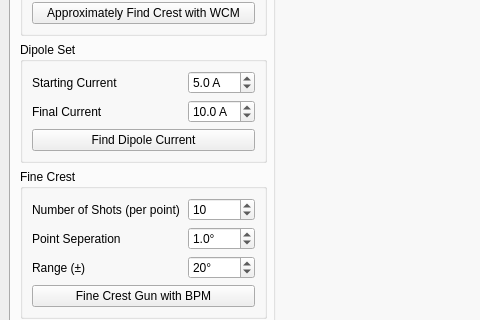
VELA-CLARA-software/Software, file Apps/AutoPhaseCalibv2/view.ui: the form before one commit; both pictures show x 0 to 480 and y 375 to 695 of the 1040 by 960 pixel window.
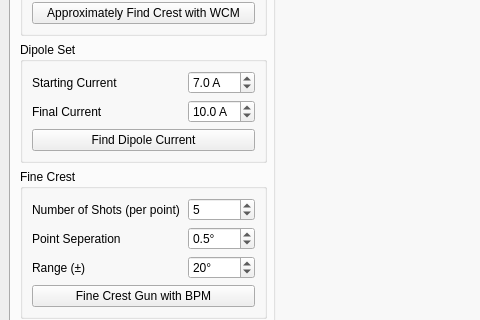
The form after the commit. Icons and pictures are not drawn.

What changed in the file:
```diff
--- a/Apps/AutoPhaseCalibv2/view.ui
+++ b/Apps/AutoPhaseCalibv2/view.ui
@@ -342,7 +342,7 @@
               <number>1</number>
              </property>
              <property name="value">
-              <double>5.000000000000000</double>
+              <double>7.000000000000000</double>
              </property>
             </widget>
            </item>
@@ -455,7 +455,7 @@
               <double>0.100000000000000</double>
              </property>
              <property name="value">
-              <double>1.000000000000000</double>
+              <double>0.500000000000000</double>
              </property>
             </widget>
            </item>
@@ -465,7 +465,7 @@
               <number>100</number>
              </property>
              <property name="value">
-              <number>10</number>
+              <number>5</number>
              </property>
             </widget>
            </item>
```
Left out of the diff: 4 changed lines with no effect on the pictures.
